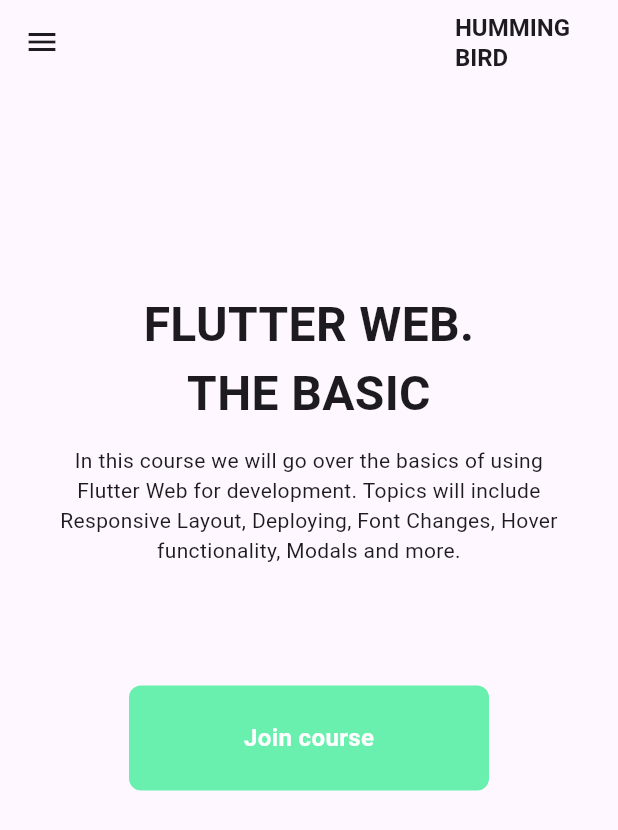
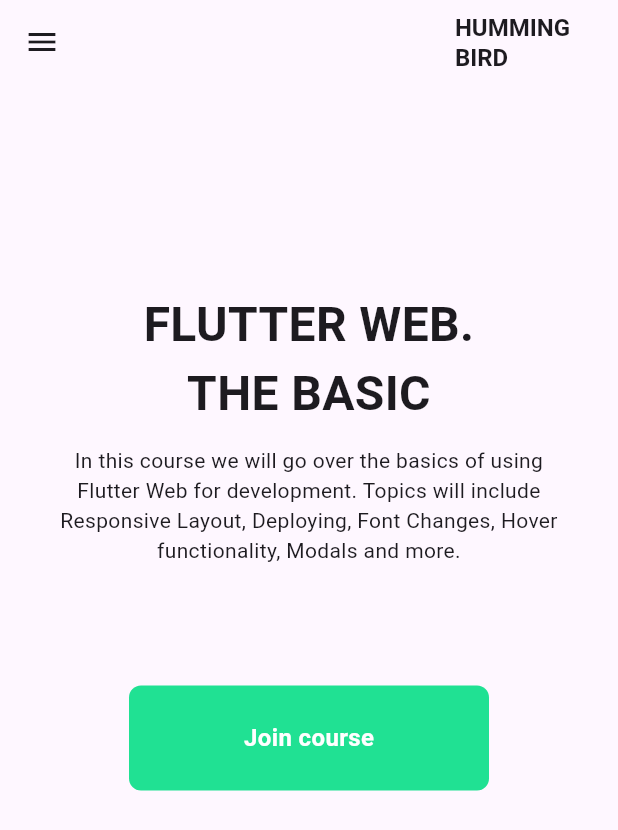
Before and after one commit to amitsurjo57/Flutter-Assignment, a Flutter app: the screen it shows after launch, on a phone screen of 412 x 824 dp. Shown: the top 830 px of the screen. Run offline on Flutter 3.47's test engine with Material 3 defaults, Android fonts, the phone set to English and light mode, and no system bars; missing offline and left inert: window_manager.

```diff
--- a/lib/HomePage/mobile_home_layout.dart
+++ b/lib/HomePage/mobile_home_layout.dart
@@ -1,6 +1,7 @@
 import 'package:flutter/material.dart';
 import 'package:ostad_flutter_assignment/Custom%20Widgets/main_content.dart';
 import 'package:ostad_flutter_assignment/const/appbar_title.dart';
+import 'package:ostad_flutter_assignment/const/color.dart';
 import 'package:ostad_flutter_assignment/const/main_content_button.dart';
 
 class MobileHomeLayout extends StatelessWidget {
@@ -19,8 +20,8 @@ class MobileHomeLayout extends StatelessWidget {
     return const Center(
       child: SingleChildScrollView(
         padding: EdgeInsets.symmetric(
-        horizontal: 32,
-      ),
+          horizontal: 32,
+        ),
         child: Column(
           // mainAxisAlignment: MainAxisAlignment.start,
           children: [
@@ -51,7 +52,7 @@ class MobileHomeLayout extends StatelessWidget {
         child: Row(
           mainAxisAlignment: MainAxisAlignment.end,
           children: [
-            appbarTitle(fontSize: 16,fontWeight: FontWeight.w600),
+            appbarTitle(fontSize: 16, fontWeight: FontWeight.w600),
           ],
         ),
       ),
@@ -119,7 +120,7 @@ class MobileHomeLayout extends StatelessWidget {
     return Container(
       height: 240,
       width: double.infinity,
-      color: Colors.greenAccent,
+      color: commonColor,
       child: const Center(
         child: Padding(
           padding: EdgeInsets.symmetric(horizontal: 16),
--- /dev/null
+++ b/lib/const/color.dart
@@ -0,0 +1,4 @@
+// 32,225,147
+import 'dart:ui';
+
+Color commonColor = const Color.fromRGBO(32, 225, 147, 1);
--- a/lib/const/main_content_button.dart
+++ b/lib/const/main_content_button.dart
@@ -1,4 +1,5 @@
 import 'package:flutter/material.dart';
+import 'package:ostad_flutter_assignment/const/color.dart';
 
 class MainContentButton extends StatelessWidget {
   final double? buttonHeight;
@@ -20,7 +21,7 @@ class MainContentButton extends StatelessWidget {
         height: buttonHeight,
         width: buttonWidth,
         decoration: BoxDecoration(
-          color: Colors.greenAccent,
+          color: commonColor,
           borderRadius: BorderRadius.circular(8),
         ),
         child: Center(
```
